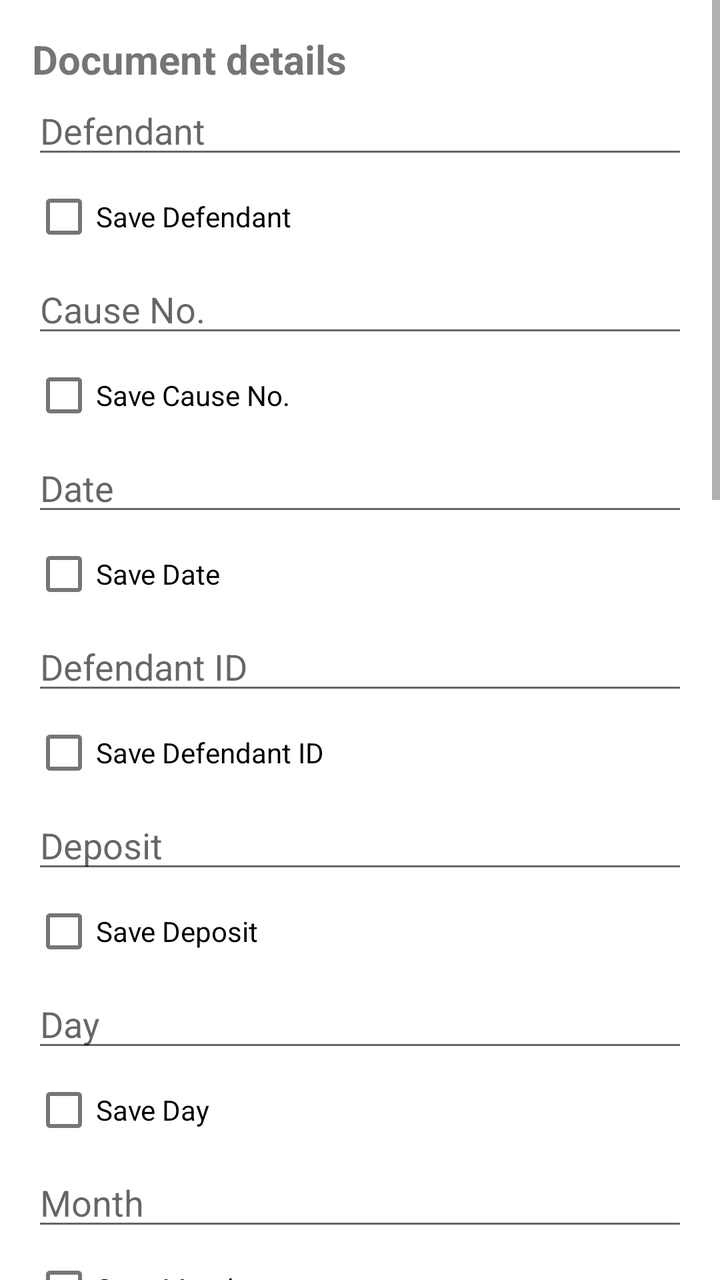
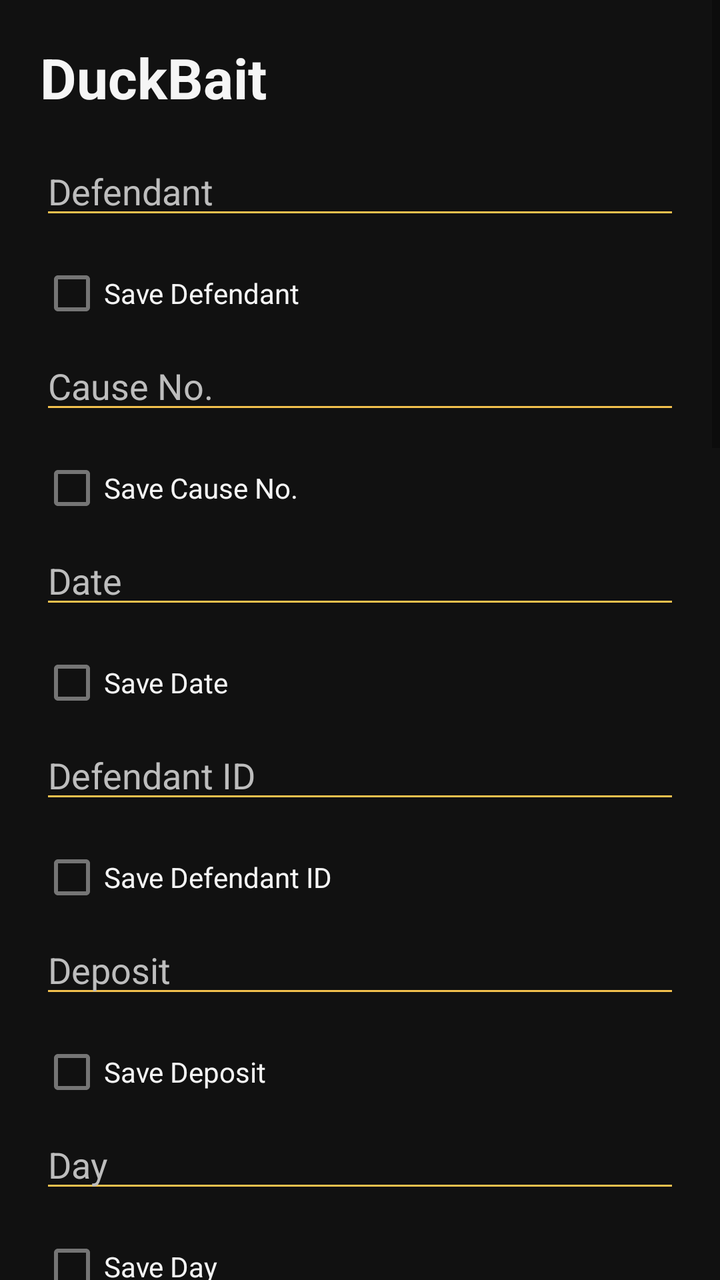

Before-and-after screenshots of an Android layout around one commit, followed by the original layout XML and the change that was made.
<!-- AndroidManifest.xml: fallback theme Theme.MaterialComponents.DayNight.NoActionBar -->
<!-- res/layout/activity_main.xml -->
<?xml version="1.0" encoding="utf-8"?>
<ScrollView xmlns:android="http://schemas.android.com/apk/res/android"
    android:layout_width="match_parent"
    android:layout_height="match_parent"
    android:fillViewport="true">

    <LinearLayout
        android:layout_width="match_parent"
        android:layout_height="wrap_content"
        android:orientation="vertical"
        android:padding="16dp">

        <TextView
            android:layout_width="match_parent"
            android:layout_height="wrap_content"
            android:text="Document details"
            android:textSize="20sp"
            android:textStyle="bold" />

        <EditText android:id="@+id/input_defendant" android:layout_width="match_parent" android:layout_height="wrap_content" android:hint="Defendant" android:inputType="textPersonName" />
        <CheckBox android:id="@+id/save_defendant" android:layout_width="wrap_content" android:layout_height="wrap_content" android:text="Save Defendant" />

        <EditText android:id="@+id/input_causeno" android:layout_width="match_parent" android:layout_height="wrap_content" android:hint="Cause No." android:inputType="text" />
        <CheckBox android:id="@+id/save_causeno" android:layout_width="wrap_content" android:layout_height="wrap_content" android:text="Save Cause No." />

        <EditText android:id="@+id/input_date" android:layout_width="match_parent" android:layout_height="wrap_content" android:hint="Date" android:inputType="text" />
        <CheckBox android:id="@+id/save_date" android:layout_width="wrap_content" android:layout_height="wrap_content" android:text="Save Date" />

        <EditText android:id="@+id/input_defid" android:layout_width="match_parent" android:layout_height="wrap_content" android:hint="Defendant ID" android:inputType="text" />
        <CheckBox android:id="@+id/save_defid" android:layout_width="wrap_content" android:layout_height="wrap_content" android:text="Save Defendant ID" />

        <EditText android:id="@+id/input_deposit" android:layout_width="match_parent" android:layout_height="wrap_content" android:hint="Deposit" android:inputType="numberDecimal" />
        <CheckBox android:id="@+id/save_deposit" android:layout_width="wrap_content" android:layout_height="wrap_content" android:text="Save Deposit" />

        <EditText android:id="@+id/input_day" android:layout_width="match_parent" android:layout_height="wrap_content" android:hint="Day" android:inputType="number" />
        <CheckBox android:id="@+id/save_day" android:layout_width="wrap_content" android:layout_height="wrap_content" android:text="Save Day" />

        <EditText android:id="@+id/input_month" android:layout_width="match_parent" android:layout_height="wrap_content" android:hint="Month" android:inputType="text" />
        <CheckBox android:id="@+id/save_month" android:layout_width="wrap_content" android:layout_height="wrap_content" android:text="Save Month" />

        <EditText android:id="@+id/input_year" android:layout_width="match_parent" android:layout_height="wrap_content" android:hint="Year" android:inputType="number" />
        <CheckBox android:id="@+id/save_year" android:layout_width="wrap_content" android:layout_height="wrap_content" android:text="Save Year" />

        <EditText android:id="@+id/input_compliance_officer" android:layout_width="match_parent" android:layout_height="wrap_content" android:hint="Compliance Officer" android:inputType="textPersonName" />
        <CheckBox android:id="@+id/save_compliance_officer" android:layout_width="wrap_content" android:layout_height="wrap_content" android:text="Save Compliance Officer" />

        <EditText android:id="@+id/input_phone" android:layout_width="match_parent" android:layout_height="wrap_content" android:hint="Phone" android:inputType="phone" />
        <CheckBox android:id="@+id/save_phone" android:layout_width="wrap_content" android:layout_height="wrap_content" android:text="Save Phone" />

        <EditText android:id="@+id/input_email" android:layout_width="match_parent" android:layout_height="wrap_content" android:hint="Email" android:inputType="textEmailAddress" />
        <CheckBox android:id="@+id/save_email" android:layout_width="wrap_content" android:layout_height="wrap_content" android:text="Save Email" />

        <EditText android:id="@+id/input_badge" android:layout_width="match_parent" android:layout_height="wrap_content" android:hint="Badge" android:inputType="text" />
        <CheckBox android:id="@+id/save_badge" android:layout_width="wrap_content" android:layout_height="wrap_content" android:text="Save Badge" />

        <EditText android:id="@+id/input_gps" android:layout_width="match_parent" android:layout_height="wrap_content" android:hint="GPS" android:inputType="text" />
        <CheckBox android:id="@+id/save_gps" android:layout_width="wrap_content" android:layout_height="wrap_content" android:text="Save GPS" />

        <EditText android:id="@+id/input_program" android:layout_width="match_parent" android:layout_height="wrap_content" android:hint="Program" android:inputType="text" />
        <CheckBox android:id="@+id/save_program" android:layout_width="wrap_content" android:layout_height="wrap_content" android:text="Save Program" />

        <EditText android:id="@+id/input_tax" android:layout_width="match_parent" android:layout_height="wrap_content" android:hint="Tax" android:inputType="text" />
        <CheckBox android:id="@+id/save_tax" android:layout_width="wrap_content" android:layout_height="wrap_content" android:text="Save Tax" />

        <EditText android:id="@+id/input_judge" android:layout_width="match_parent" android:layout_height="wrap_content" android:hint="Judge" android:inputType="textPersonName" />
        <CheckBox android:id="@+id/save_judge" android:layout_width="wrap_content" android:layout_height="wrap_content" android:text="Save Judge" />

        <Button
            android:id="@+id/btn_select_file"
            android:layout_width="match_parent"
            android:layout_height="wrap_content"
            android:text="Select DOCX Template" />

        <TextView
            android:id="@+id/txt_selected_file"
            android:layout_width="match_parent"
            android:layout_height="wrap_content"
            android:paddingTop="8dp"
            android:text="No template selected" />

        <Button
            android:id="@+id/btn_generate"
            android:layout_width="match_parent"
            android:layout_height="wrap_content"
            android:text="Generate Document" />

        <TextView
            android:id="@+id/txt_status"
            android:layout_width="match_parent"
            android:layout_height="wrap_content"
            android:paddingTop="8dp"
            android:text="Status: Select a template to begin." />
    </LinearLayout>
</ScrollView>
<!-- resources referenced by this layout -->
<resources>

</resources>

<!-- the commit's change to res/layout/activity_main.xml (unified diff, before → after) -->
@@ -2,93 +2,328 @@
 <ScrollView xmlns:android="http://schemas.android.com/apk/res/android"
     android:layout_width="match_parent"
     android:layout_height="match_parent"
+    android:background="@color/duckbait_background"
     android:fillViewport="true">
 
     <LinearLayout
         android:layout_width="match_parent"
         android:layout_height="wrap_content"
         android:orientation="vertical"
-        android:padding="16dp">
+        android:padding="20dp">
 
         <TextView
             android:layout_width="match_parent"
             android:layout_height="wrap_content"
-            android:text="Document details"
-            android:textSize="20sp"
+            android:layout_marginBottom="16dp"
+            android:text="DuckBait"
+            android:textColor="@color/duckbait_text"
+            android:textSize="28sp"
             android:textStyle="bold" />
 
-        <EditText android:id="@+id/input_defendant" android:layout_width="match_parent" android:layout_height="wrap_content" android:hint="Defendant" android:inputType="textPersonName" />
-        <CheckBox android:id="@+id/save_defendant" android:layout_width="wrap_content" android:layout_height="wrap_content" android:text="Save Defendant" />
-
-        <EditText android:id="@+id/input_causeno" android:layout_width="match_parent" android:layout_height="wrap_content" android:hint="Cause No." android:inputType="text" />
-        <CheckBox android:id="@+id/save_causeno" android:layout_width="wrap_content" android:layout_height="wrap_content" android:text="Save Cause No." />
-
-        <EditText android:id="@+id/input_date" android:layout_width="match_parent" android:layout_height="wrap_content" android:hint="Date" android:inputType="text" />
-        <CheckBox android:id="@+id/save_date" android:layout_width="wrap_content" android:layout_height="wrap_content" android:text="Save Date" />
-
-        <EditText android:id="@+id/input_defid" android:layout_width="match_parent" android:layout_height="wrap_content" android:hint="Defendant ID" android:inputType="text" />
-        <CheckBox android:id="@+id/save_defid" android:layout_width="wrap_content" android:layout_height="wrap_content" android:text="Save Defendant ID" />
-
-        <EditText android:id="@+id/input_deposit" android:layout_width="match_parent" android:layout_height="wrap_content" android:hint="Deposit" android:inputType="numberDecimal" />
-        <CheckBox android:id="@+id/save_deposit" android:layout_width="wrap_content" android:layout_height="wrap_content" android:text="Save Deposit" />
-
-        <EditText android:id="@+id/input_day" android:layout_width="match_parent" android:layout_height="wrap_content" android:hint="Day" android:inputType="number" />
-        <CheckBox android:id="@+id/save_day" android:layout_width="wrap_content" android:layout_height="wrap_content" android:text="Save Day" />
-
-        <EditText android:id="@+id/input_month" android:layout_width="match_parent" android:layout_height="wrap_content" android:hint="Month" android:inputType="text" />
-        <CheckBox android:id="@+id/save_month" android:layout_width="wrap_content" android:layout_height="wrap_content" android:text="Save Month" />
-
-        <EditText android:id="@+id/input_year" android:layout_width="match_parent" android:layout_height="wrap_content" android:hint="Year" android:inputType="number" />
-        <CheckBox android:id="@+id/save_year" android:layout_width="wrap_content" android:layout_height="wrap_content" android:text="Save Year" />
-
-        <EditText android:id="@+id/input_compliance_officer" android:layout_width="match_parent" android:layout_height="wrap_content" android:hint="Compliance Officer" android:inputType="textPersonName" />
-        <CheckBox android:id="@+id/save_compliance_officer" android:layout_width="wrap_content" android:layout_height="wrap_content" android:text="Save Compliance Officer" />
-
-        <EditText android:id="@+id/input_phone" android:layout_width="match_parent" android:layout_height="wrap_content" android:hint="Phone" android:inputType="phone" />
-        <CheckBox android:id="@+id/save_phone" android:layout_width="wrap_content" android:layout_height="wrap_content" android:text="Save Phone" />
-
-        <EditText android:id="@+id/input_email" android:layout_width="match_parent" android:layout_height="wrap_content" android:hint="Email" android:inputType="textEmailAddress" />
-        <CheckBox android:id="@+id/save_email" android:layout_width="wrap_content" android:layout_height="wrap_content" android:text="Save Email" />
-
-        <EditText android:id="@+id/input_badge" android:layout_width="match_parent" android:layout_height="wrap_content" android:hint="Badge" android:inputType="text" />
-        <CheckBox android:id="@+id/save_badge" android:layout_width="wrap_content" android:layout_height="wrap_content" android:text="Save Badge" />
-
-        <EditText android:id="@+id/input_gps" android:layout_width="match_parent" android:layout_height="wrap_content" android:hint="GPS" android:inputType="text" />
-        <CheckBox android:id="@+id/save_gps" android:layout_width="wrap_content" android:layout_height="wrap_content" android:text="Save GPS" />
-
-        <EditText android:id="@+id/input_program" android:layout_width="match_parent" android:layout_height="wrap_content" android:hint="Program" android:inputType="text" />
-        <CheckBox android:id="@+id/save_program" android:layout_width="wrap_content" android:layout_height="wrap_content" android:text="Save Program" />
-
-        <EditText android:id="@+id/input_tax" android:layout_width="match_parent" android:layout_height="wrap_content" android:hint="Tax" android:inputType="text" />
-        <CheckBox android:id="@+id/save_tax" android:layout_width="wrap_content" android:layout_height="wrap_content" android:text="Save Tax" />
-
-        <EditText android:id="@+id/input_judge" android:layout_width="match_parent" android:layout_height="wrap_content" android:hint="Judge" android:inputType="textPersonName" />
-        <CheckBox android:id="@+id/save_judge" android:layout_width="wrap_content" android:layout_height="wrap_content" android:text="Save Judge" />
+        <EditText
+            android:id="@+id/input_defendant"
+            android:layout_width="match_parent"
+            android:layout_height="wrap_content"
+            android:layout_marginBottom="8dp"
+            android:backgroundTint="@color/duckbait_primary"
+            android:hint="Defendant"
+            android:textColor="@color/duckbait_text"
+            android:textColorHint="@color/duckbait_hint"
+            android:inputType="textPersonName" />
+        <CheckBox
+            android:id="@+id/save_defendant"
+            android:layout_width="wrap_content"
+            android:layout_height="wrap_content"
+            android:text="Save Defendant"
+            android:textColor="@color/duckbait_text" />
+
+        <EditText
+            android:id="@+id/input_causeno"
+            android:layout_width="match_parent"
+            android:layout_height="wrap_content"
+            android:layout_marginBottom="8dp"
+            android:backgroundTint="@color/duckbait_primary"
+            android:hint="Cause No."
+            android:textColor="@color/duckbait_text"
+            android:textColorHint="@color/duckbait_hint"
+            android:inputType="text" />
+        <CheckBox
+            android:id="@+id/save_causeno"
+            android:layout_width="wrap_content"
+            android:layout_height="wrap_content"
+            android:text="Save Cause No."
+            android:textColor="@color/duckbait_text" />
+
+        <EditText
+            android:id="@+id/input_date"
+            android:layout_width="match_parent"
+            android:layout_height="wrap_content"
+            android:layout_marginBottom="8dp"
+            android:backgroundTint="@color/duckbait_primary"
+            android:hint="Date"
+            android:textColor="@color/duckbait_text"
+            android:textColorHint="@color/duckbait_hint"
+            android:inputType="text" />
+        <CheckBox
+            android:id="@+id/save_date"
+            android:layout_width="wrap_content"
+            android:layout_height="wrap_content"
+            android:text="Save Date"
+            android:textColor="@color/duckbait_text" />
+
+        <EditText
+            android:id="@+id/input_defid"
+            android:layout_width="match_parent"
+            android:layout_height="wrap_content"
+            android:layout_marginBottom="8dp"
+            android:backgroundTint="@color/duckbait_primary"
+            android:hint="Defendant ID"
+            android:textColor="@color/duckbait_text"
+            android:textColorHint="@color/duckbait_hint"
+            android:inputType="text" />
+        <CheckBox
+            android:id="@+id/save_defid"
+            android:layout_width="wrap_content"
+            android:layout_height="wrap_content"
+            android:text="Save Defendant ID"
+            android:textColor="@color/duckbait_text" />
+
+        <EditText
+            android:id="@+id/input_deposit"
+            android:layout_width="match_parent"
+            android:layout_height="wrap_content"
+            android:layout_marginBottom="8dp"
+            android:backgroundTint="@color/duckbait_primary"
+            android:hint="Deposit"
+            android:textColor="@color/duckbait_text"
+            android:textColorHint="@color/duckbait_hint"
+            android:inputType="numberDecimal" />
+        <CheckBox
+            android:id="@+id/save_deposit"
+            android:layout_width="wrap_content"
+            android:layout_height="wrap_content"
+            android:text="Save Deposit"
+            android:textColor="@color/duckbait_text" />
+
+        <EditText
+            android:id="@+id/input_day"
+            android:layout_width="match_parent"
+            android:layout_height="wrap_content"
+            android:layout_marginBottom="8dp"
+            android:backgroundTint="@color/duckbait_primary"
+            android:hint="Day"
+            android:textColor="@color/duckbait_text"
+            android:textColorHint="@color/duckbait_hint"
+            android:inputType="number" />
+        <CheckBox
+            android:id="@+id/save_day"
+            android:layout_width="wrap_content"
+            android:layout_height="wrap_content"
+            android:text="Save Day"
+            android:textColor="@color/duckbait_text" />
+
+        <EditText
+            android:id="@+id/input_month"
+            android:layout_width="match_parent"
+            android:layout_height="wrap_content"
+            android:layout_marginBottom="8dp"
+            android:backgroundTint="@color/duckbait_primary"
+            android:hint="Month"
+            android:textColor="@color/duckbait_text"
+            android:textColorHint="@color/duckbait_hint"
+            android:inputType="text" />
+        <CheckBox
+            android:id="@+id/save_month"
+            android:layout_width="wrap_content"
+            android:layout_height="wrap_content"
+            android:text="Save Month"
+            android:textColor="@color/duckbait_text" />
+
+        <EditText
+            android:id="@+id/input_year"
+            android:layout_width="match_parent"
+            android:layout_height="wrap_content"
+            android:layout_marginBottom="8dp"
+            android:backgroundTint="@color/duckbait_primary"
+            android:hint="Year"
+            android:textColor="@color/duckbait_text"
+            android:textColorHint="@color/duckbait_hint"
+            android:inputType="number" />
+        <CheckBox
+            android:id="@+id/save_year"
+            android:layout_width="wrap_content"
+            android:layout_height="wrap_content"
+            android:text="Save Year"
+            android:textColor="@color/duckbait_text" />
+
+        <EditText
+            android:id="@+id/input_compliance_officer"
+            android:layout_width="match_parent"
+            android:layout_height="wrap_content"
+            android:layout_marginBottom="8dp"
+            android:backgroundTint="@color/duckbait_primary"
+            android:hint="Compliance Officer"
+            android:textColor="@color/duckbait_text"
+            android:textColorHint="@color/duckbait_hint"
+            android:inputType="textPersonName" />
+        <CheckBox
+            android:id="@+id/save_compliance_officer"
+            android:layout_width="wrap_content"
+            android:layout_height="wrap_content"
+            android:text="Save Compliance Officer"
+            android:textColor="@color/duckbait_text" />
+
+        <EditText
+            android:id="@+id/input_phone"
+            android:layout_width="match_parent"
+            android:layout_height="wrap_content"
+            android:layout_marginBottom="8dp"
+            android:backgroundTint="@color/duckbait_primary"
+            android:hint="Phone"
+            android:textColor="@color/duckbait_text"
+            android:textColorHint="@color/duckbait_hint"
+            android:inputType="phone" />
+        <CheckBox
+            android:id="@+id/save_phone"
+            android:layout_width="wrap_content"
+            android:layout_height="wrap_content"
+            android:text="Save Phone"
+            android:textColor="@color/duckbait_text" />
+
+        <EditText
+            android:id="@+id/input_email"
+            android:layout_width="match_parent"
+            android:layout_height="wrap_content"
+            android:layout_marginBottom="8dp"
+            android:backgroundTint="@color/duckbait_primary"
+            android:hint="Email"
+            android:textColor="@color/duckbait_text"
+            android:textColorHint="@color/duckbait_hint"
+            android:inputType="textEmailAddress" />
+        <CheckBox
+            android:id="@+id/save_email"
+            android:layout_width="wrap_content"
+            android:layout_height="wrap_content"
+            android:text="Save Email"
+            android:textColor="@color/duckbait_text" />
+
+        <EditText
+            android:id="@+id/input_badge"
+            android:layout_width="match_parent"
+            android:layout_height="wrap_content"
+            android:layout_marginBottom="8dp"
+            android:backgroundTint="@color/duckbait_primary"
+            android:hint="Badge"
+            android:textColor="@color/duckbait_text"
+            android:textColorHint="@color/duckbait_hint"
+            android:inputType="text" />
+        <CheckBox
+            android:id="@+id/save_badge"
+            android:layout_width="wrap_content"
+            android:layout_height="wrap_content"
+            android:text="Save Badge"
+            android:textColor="@color/duckbait_text" />
+
+        <EditText
+            android:id="@+id/input_gps"
+            android:layout_width="match_parent"
+            android:layout_height="wrap_content"
+            android:layout_marginBottom="8dp"
+            android:backgroundTint="@color/duckbait_primary"
+            android:hint="GPS"
+            android:textColor="@color/duckbait_text"
+            android:textColorHint="@color/duckbait_hint"
+            android:inputType="text" />
+        <CheckBox
+            android:id="@+id/save_gps"
+            android:layout_width="wrap_content"
+            android:layout_height="wrap_content"
+            android:text="Save GPS"
+            android:textColor="@color/duckbait_text" />
+
+        <EditText
+            android:id="@+id/input_program"
+            android:layout_width="match_parent"
+            android:layout_height="wrap_content"
+            android:layout_marginBottom="8dp"
+            android:backgroundTint="@color/duckbait_primary"
+            android:hint="Program"
+            android:textColor="@color/duckbait_text"
+            android:textColorHint="@color/duckbait_hint"
+            android:inputType="text" />
+        <CheckBox
+            android:id="@+id/save_program"
+            android:layout_width="wrap_content"
+            android:layout_height="wrap_content"
+            android:text="Save Program"
+            android:textColor="@color/duckbait_text" />
+
+        <EditText
+            android:id="@+id/input_tax"
+            android:layout_width="match_parent"
+            android:layout_height="wrap_content"
+            android:layout_marginBottom="8dp"
+            android:backgroundTint="@color/duckbait_primary"
+            android:hint="Tax"
+            android:textColor="@color/duckbait_text"
+            android:textColorHint="@color/duckbait_hint"
+            android:inputType="text" />
+        <CheckBox
+            android:id="@+id/save_tax"
+            android:layout_width="wrap_content"
+            android:layout_height="wrap_content"
+            android:text="Save Tax"
+            android:textColor="@color/duckbait_text" />
+
+        <EditText
+            android:id="@+id/input_judge"
+            android:layout_width="match_parent"
+            android:layout_height="wrap_content"
+            android:layout_marginBottom="8dp"
+            android:backgroundTint="@color/duckbait_primary"
+            android:hint="Judge"
+            android:textColor="@color/duckbait_text"
+            android:textColorHint="@color/duckbait_hint"
+            android:inputType="textPersonName" />
+        <CheckBox
+            android:id="@+id/save_judge"
+            android:layout_width="wrap_content"
+            android:layout_height="wrap_content"
+            android:text="Save Judge"
+            android:textColor="@color/duckbait_text" />
 
         <Button
             android:id="@+id/btn_select_file"
             android:layout_width="match_parent"
             android:layout_height="wrap_content"
-            android:text="Select DOCX Template" />
+            android:layout_marginTop="12dp"
+            android:backgroundTint="@color/duckbait_primary"
+            android:text="Select DOCX Template"
+            android:textColor="@color/duckbait_background" />
 
         <TextView
             android:id="@+id/txt_selected_file"
             android:layout_width="match_parent"
             android:layout_height="wrap_content"
-            android:paddingTop="8dp"
-            android:text="No template selected" />
+            android:paddingTop="10dp"
+            android:text="No template selected"
+            android:textColor="@color/duckbait_text" />
 
         <Button
             android:id="@+id/btn_generate"
             android:layout_width="match_parent"
             android:layout_height="wrap_content"
-            android:text="Generate Document" />
+            android:layout_marginTop="12dp"
+            android:backgroundTint="@color/duckbait_primary"
+            android:text="Generate Document"
+            android:textColor="@color/duckbait_background" />
 
         <TextView
             android:id="@+id/txt_status"
             android:layout_width="match_parent"
             android:layout_height="wrap_content"
-            android:paddingTop="8dp"
-            android:text="Status: Select a template to begin." />
+            android:paddingTop="10dp"
+            android:text="Status: Select a template to begin."
+            android:textColor="@color/duckbait_text" />
     </LinearLayout>
 </ScrollView>
<!-- resource entries referenced after the edit -->
@@ -1,5 +1,8 @@
 <!-- resources referenced by this layout -->
 <resources>
-
+  <color name="duckbait_background">#111111</color>
+  <color name="duckbait_hint">#BDBDBD</color>
+  <color name="duckbait_primary">#F2C14E</color>
+  <color name="duckbait_text">#F5F5F5</color>
 </resources>
 
